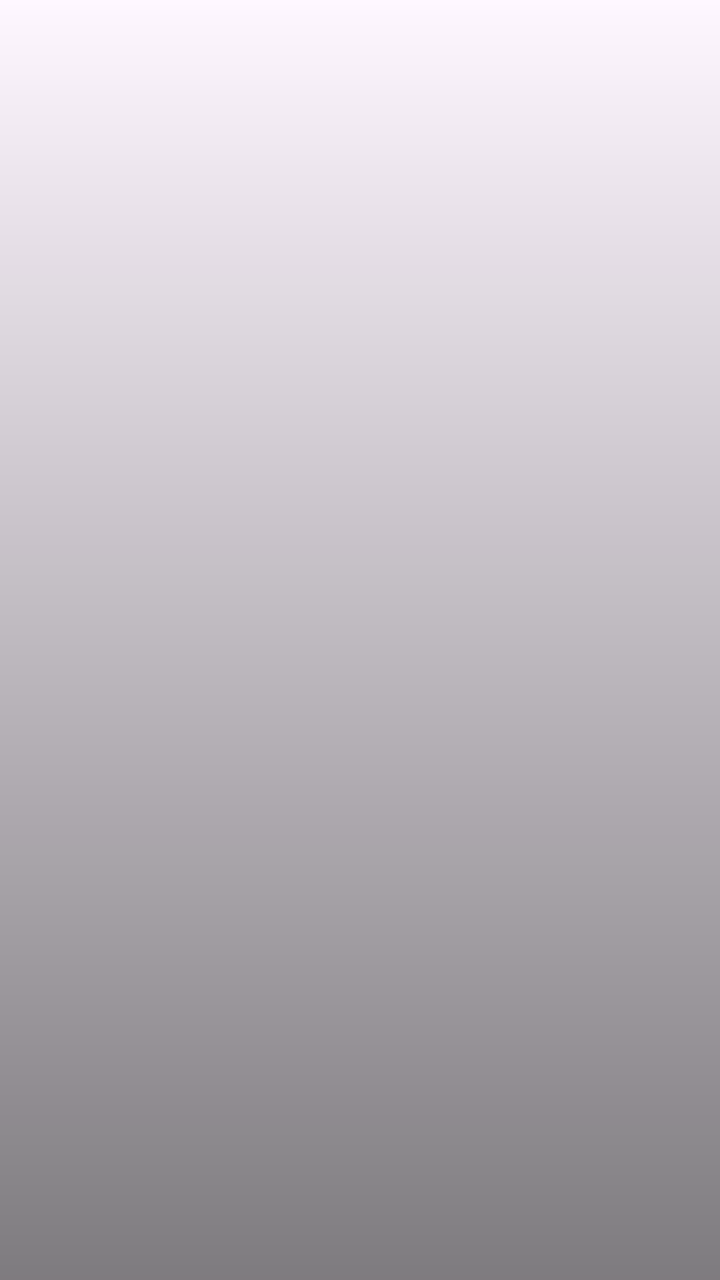
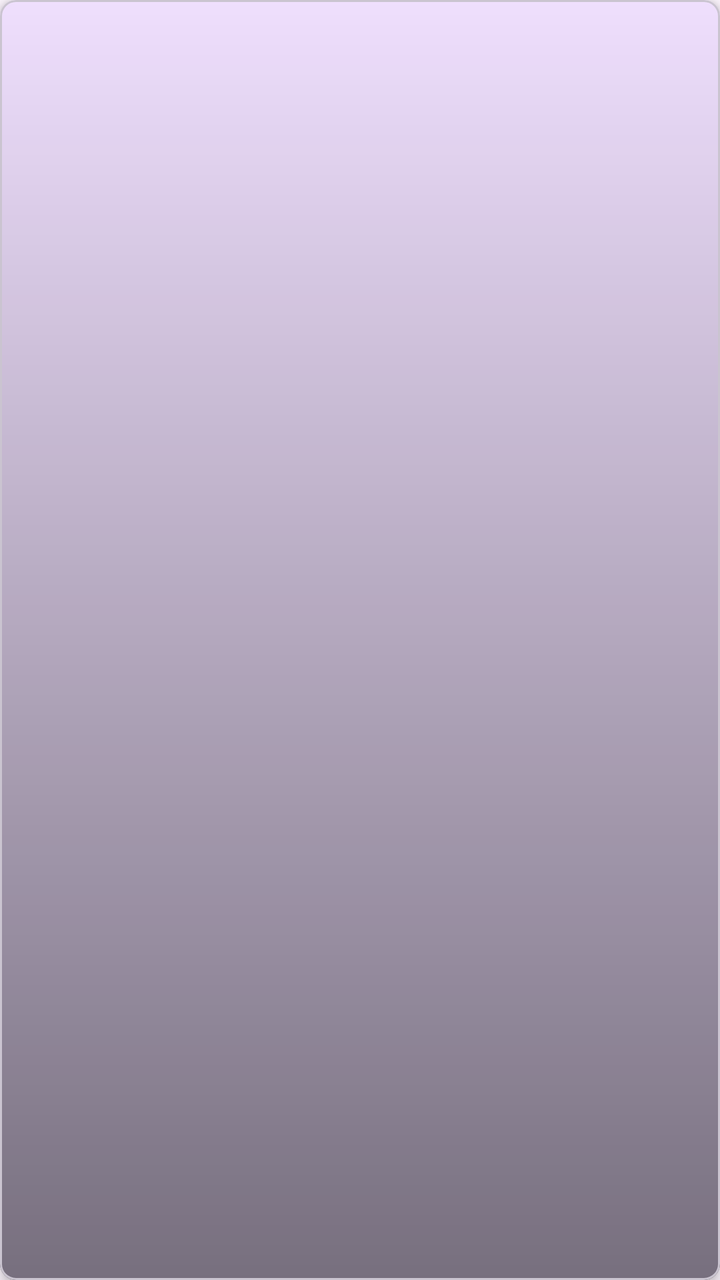

An Android layout rendered at two revisions. The XML below is the earlier revision; the diff shows what the commit changed to produce the second picture.
<!-- AndroidManifest.xml: application theme Theme.DicodingEvent -->
<!-- res/layout/item_event_banner.xml -->
<?xml version="1.0" encoding="utf-8"?>
<FrameLayout xmlns:android="http://schemas.android.com/apk/res/android"
    android:layout_width="160dp"
    android:layout_height="200dp">

    <ImageView
        android:id="@+id/imgBanner"
        android:layout_width="match_parent"
        android:layout_height="match_parent"
        android:scaleType="centerCrop" />

    <View
        android:layout_width="match_parent"
        android:layout_height="match_parent"
        android:background="@drawable/gradient_bottom_overlay" />

    <TextView
        android:id="@+id/tvTitle"
        android:layout_width="match_parent"
        android:layout_height="wrap_content"
        android:layout_gravity="bottom"
        android:padding="12dp"
        android:textColor="@android:color/white"
        android:textSize="14sp"
        android:textStyle="bold"
        android:maxLines="2"
        android:ellipsize="end" />

</FrameLayout>
<!-- resources referenced by this layout -->
<resources>
  <!-- drawable gradient_bottom_overlay (drawable) -->
  <shape xmlns:android="http://schemas.android.com/apk/res/android">
      <gradient
          android:startColor="@android:color/transparent"
          android:endColor="#80000000"
          android:angle="270" />
  </shape>
  <style name="Theme.DicodingEvent" parent="Theme.Material3.DayNight.NoActionBar">
          
          <item name="colorPrimary">@color/purple_500</item>
          <item name="colorPrimaryVariant">@color/purple_700</item>
          <item name="colorOnPrimary">@color/white</item>
          
          <item name="colorSecondary">@color/teal_200</item>
          <item name="colorSecondaryVariant">@color/teal_700</item>
          <item name="colorOnSecondary">@color/black</item>
          
          <item name="android:statusBarColor">?attr/colorPrimaryVariant</item>
          <item name="colorOnSurfaceVariant">@android:color/darker_gray</item>
          
      </style>
  <color name="purple_500">#FF6200EE</color>
  <color name="purple_700">#FF3700B3</color>
  <color name="white">#FFFFFFFF</color>
  <color name="teal_200">#FF03DAC5</color>
  <color name="teal_700">#FF018786</color>
  <color name="black">#FF000000</color>
</resources>

<!-- the commit's change to res/layout/item_event_banner.xml (unified diff, before → after) -->
@@ -1,29 +1,41 @@
 <?xml version="1.0" encoding="utf-8"?>
-<FrameLayout xmlns:android="http://schemas.android.com/apk/res/android"
+<com.google.android.material.card.MaterialCardView xmlns:android="http://schemas.android.com/apk/res/android"
+    xmlns:app="http://schemas.android.com/apk/res-auto"
     android:layout_width="160dp"
-    android:layout_height="200dp">
+    android:layout_height="200dp"
+    app:cardCornerRadius="8dp"
+    app:cardElevation="4dp"
+    android:clipToPadding="false"
+    android:clipChildren="false">
 
-    <ImageView
-        android:id="@+id/imgBanner"
+    <FrameLayout
         android:layout_width="match_parent"
-        android:layout_height="match_parent"
-        android:scaleType="centerCrop" />
+        android:layout_height="match_parent">
 
-    <View
-        android:layout_width="match_parent"
-        android:layout_height="match_parent"
-        android:background="@drawable/gradient_bottom_overlay" />
+        <ImageView
+            android:id="@+id/imgBanner"
+            android:layout_width="match_parent"
+            android:layout_height="match_parent"
+            android:scaleType="centerCrop"
+            android:contentDescription="@string/event_image" />
 
-    <TextView
-        android:id="@+id/tvTitle"
-        android:layout_width="match_parent"
-        android:layout_height="wrap_content"
-        android:layout_gravity="bottom"
-        android:padding="12dp"
-        android:textColor="@android:color/white"
-        android:textSize="14sp"
-        android:textStyle="bold"
-        android:maxLines="2"
-        android:ellipsize="end" />
+        <View
+            android:layout_width="match_parent"
+            android:layout_height="match_parent"
+            android:background="@drawable/gradient_bottom_overlay" />
 
-</FrameLayout>
+        <TextView
+            android:id="@+id/tvTitle"
+            android:layout_width="match_parent"
+            android:layout_height="wrap_content"
+            android:layout_gravity="bottom"
+            android:padding="12dp"
+            android:textColor="@android:color/white"
+            android:textSize="14sp"
+            android:textStyle="bold"
+            android:maxLines="2"
+            android:ellipsize="end" />
+
+    </FrameLayout>
+
+</com.google.android.material.card.MaterialCardView>
<!-- resource entries referenced after the edit -->
@@ -7,6 +7,7 @@
           android:endColor="#80000000"
           android:angle="270" />
   </shape>
+  <string name="event_image">Event Image</string>
   <style name="Theme.DicodingEvent" parent="Theme.Material3.DayNight.NoActionBar">
           
           <item name="colorPrimary">@color/purple_500</item>
@@ -17,7 +18,10 @@
           <item name="colorSecondaryVariant">@color/teal_700</item>
           <item name="colorOnSecondary">@color/black</item>
           
-          <item name="android:statusBarColor">?attr/colorPrimaryVariant</item>
+          <item name="android:statusBarColor">@color/white</item>
+  
+          
+          <item name="android:windowLightStatusBar">true</item>
           <item name="colorOnSurfaceVariant">@android:color/darker_gray</item>
           
       </style>
